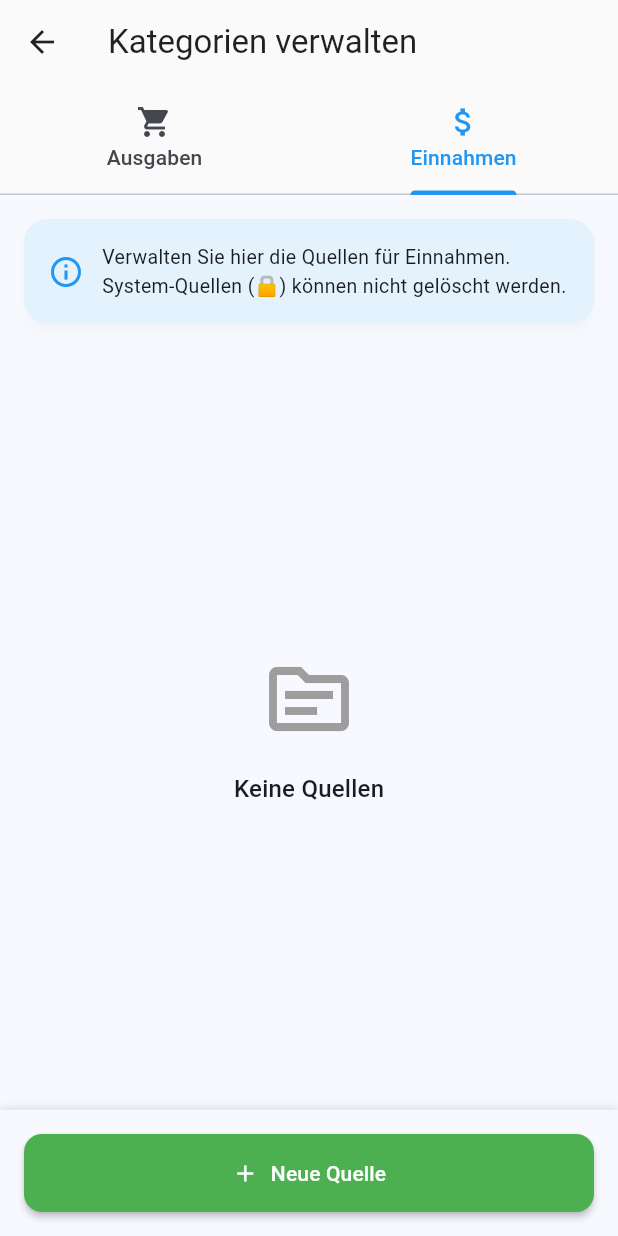
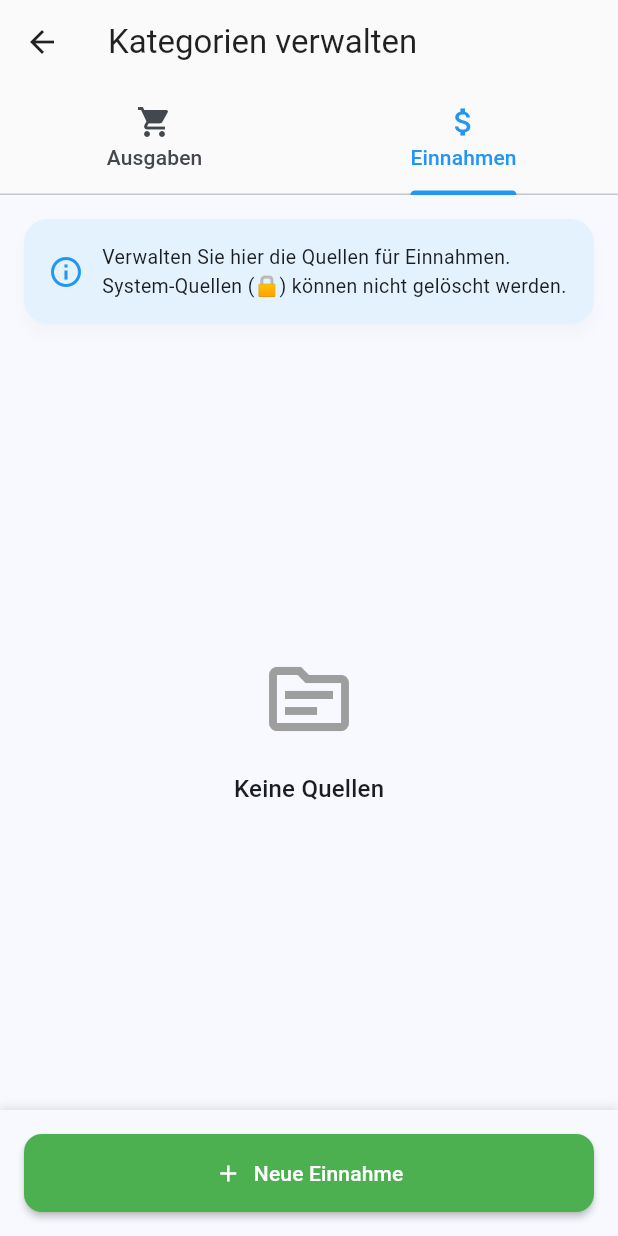
Before and after one commit to ptC7H12/Freizeitkasse, a Flutter app: the CategoriesManagementScreen screen opened directly, tab 2 chosen, on a phone screen of 412 x 824 dp. Run offline on Flutter 3.47's test engine with Material 3 defaults, Android fonts, the light colour scheme and no system bars; our stand-ins replace drift, file_picker, fl_chart, flutter_riverpod, logger, pdf and 2 more; missing offline and left inert: barcode, excel; accounts and stored records are empty; generated files the repository leaves out were written again.

Commit message:
fix: Update labels for expense and income categories for clarity

```diff
--- a/lib/screens/settings/categories_management_screen.dart
+++ b/lib/screens/settings/categories_management_screen.dart
@@ -177,7 +177,7 @@ Widget _buildCategoryList(
           child: FilledButton.icon(
             onPressed: () => _showAddDialog(context, ref, isExpense),
             icon: const Icon(Icons.add),
-            label: Text(isExpense ? 'Neue Kategorie' : 'Neue Quelle'),
+            label: Text(isExpense ? 'Neue Kategorie' : 'Neue Einnahme'),
           ),
         ),
       ),
@@ -260,14 +260,14 @@ void _showAddDialog(
   showDialog(
     context: context,
     builder: (context) => AlertDialog(
-      title: Text(isExpense ? 'Neue Kategorie' : 'Neue Quelle'),
+      title: Text(isExpense ? 'Neue Kategorie' : 'Neue Einnahme'),
       content: Column(
         mainAxisSize: MainAxisSize.min,
         children: [
           TextField(
             controller: nameController,
             decoration: InputDecoration(
-              labelText: isExpense ? 'Kategorie-Name *' : 'Quellen-Name *',
+              labelText: isExpense ? 'Kategorie-Name *' : 'Einnahmenbeschreibung *',
               hintText: isExpense ? 'z.B. Dekoration' : 'z.B. Verkauf',
             ),
             autofocus: true,
```
